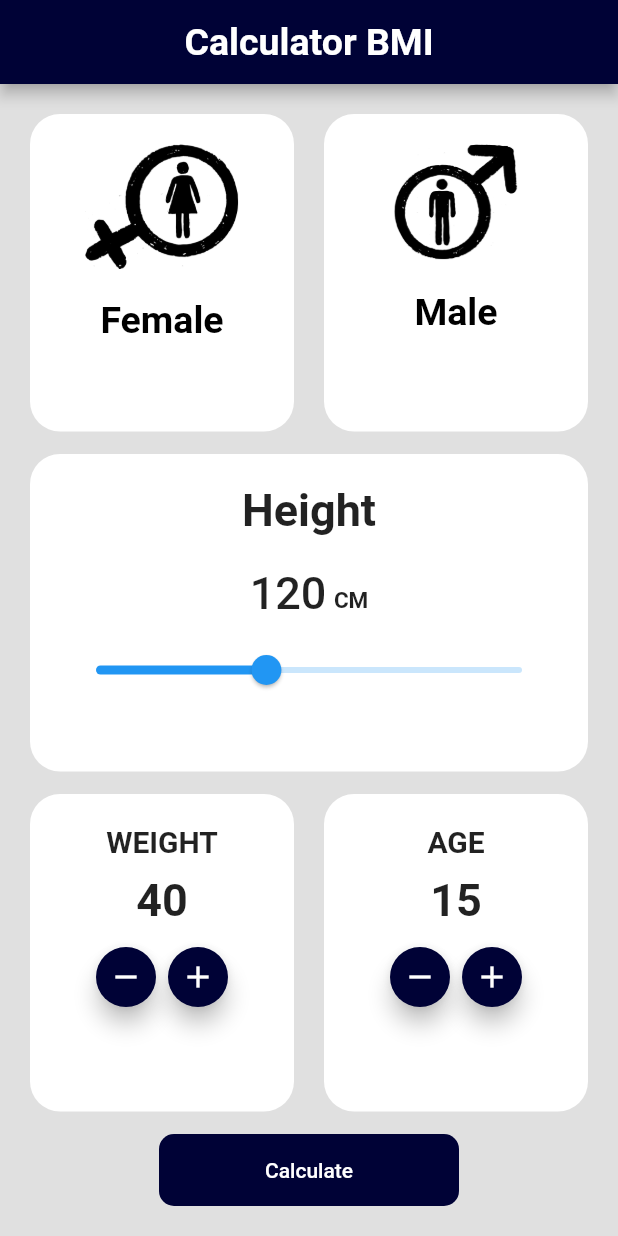
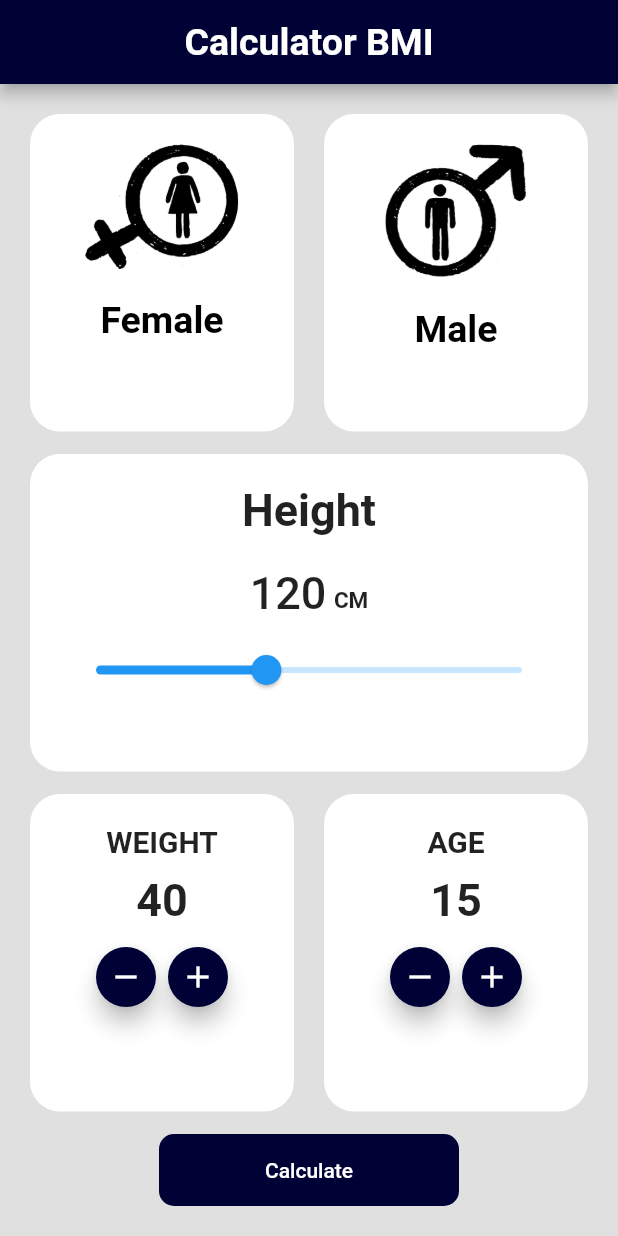
Before and after one commit to sayedanwar2000/bmi, a Flutter app: the screen it shows after launch, on a phone screen of 412 x 824 dp. Run offline on Flutter 3.47's test engine with Material 2 defaults, Android fonts, the phone set to English and light mode, and no system bars.

Commit message:
change image

```diff
--- a/lib/view/calculator_bim/calculator_bim_screen.dart
+++ b/lib/view/calculator_bim/calculator_bim_screen.dart
@@ -103,7 +103,7 @@ class _CalculatorBMIScreenState extends State<CalculatorBMIScreen> {
                             children: [
                               Image.asset(
                                 'images/male.png',
-                                width: screenWidth * 0.20,
+                                width: screenWidth * 0.23,
                                 color: male ? Colors.white : Colors.black,
                               ),
                               const SizedBox(
```
